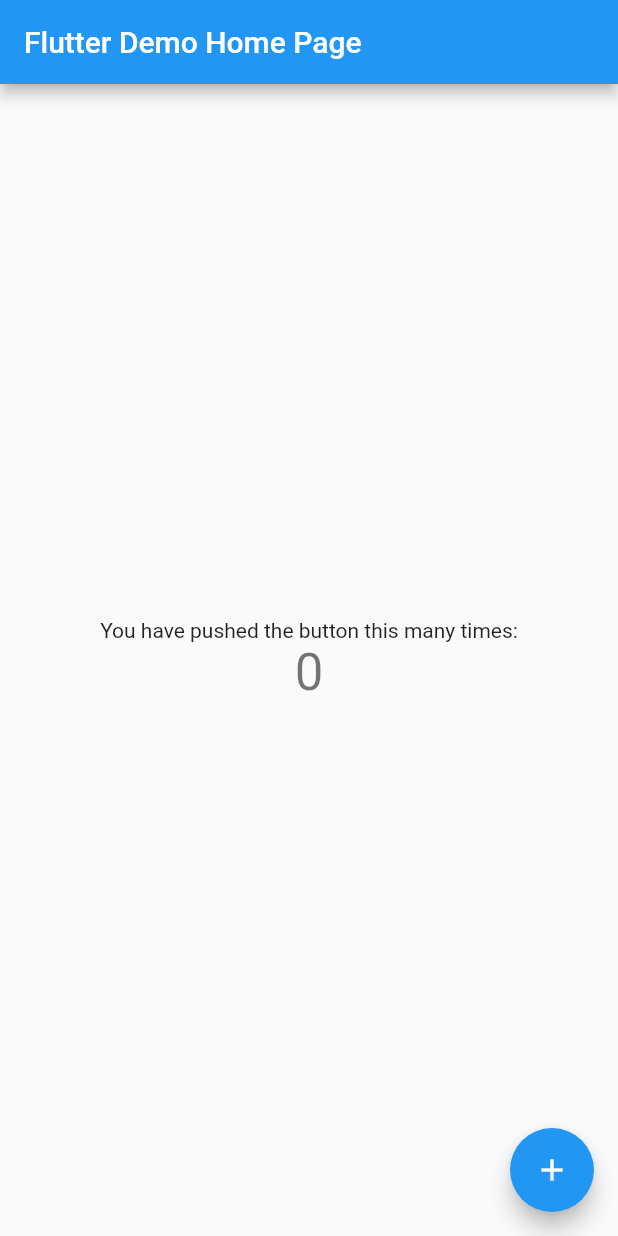
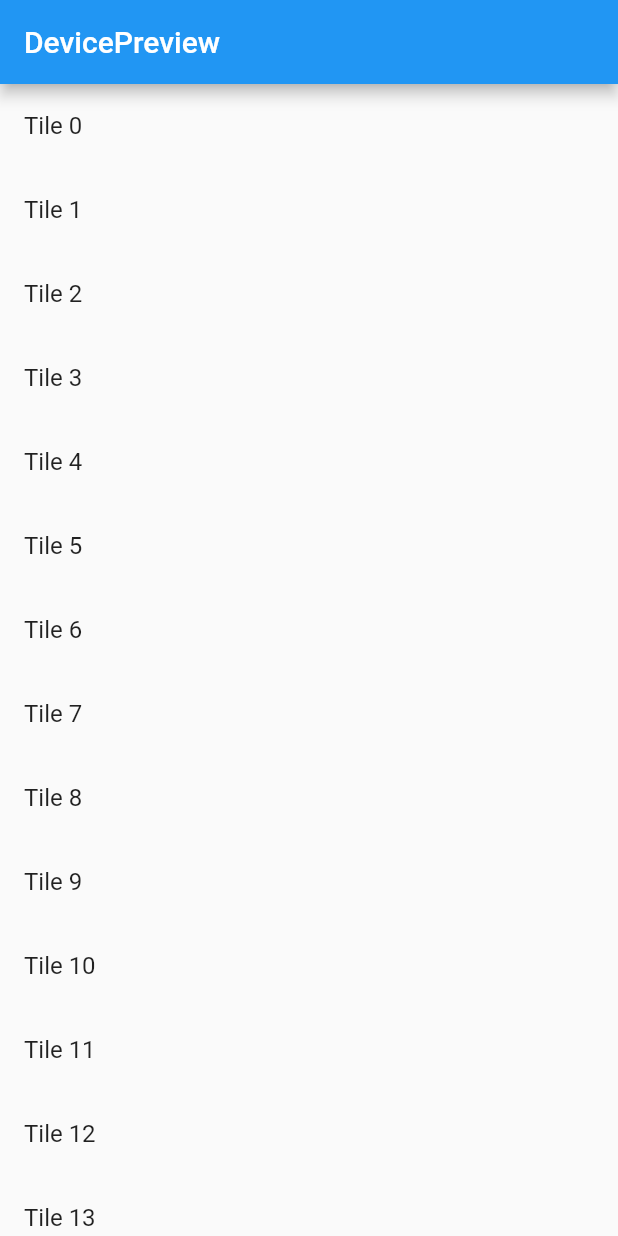
Before and after one commit to Smilefish2/flutter-labs, a Flutter app: the screen it shows after launch, on a phone screen of 412 x 824 dp. Run offline on Flutter 3.47's test engine with Material 2 defaults, Android fonts, the phone set to English and light mode, and no system bars; our stand-ins replace device_preview.

Commit message:
device_preview test

```diff
--- /dev/null
+++ b/lib/app/device_preview.dart
@@ -0,0 +1,68 @@
+import 'package:device_preview/device_preview.dart';
+import 'package:flutter/material.dart';
+
+class DevicePreviewApp extends StatelessWidget {
+  const DevicePreviewApp({
+    Key? key,
+  }) : super(key: key);
+
+  @override
+  Widget build(BuildContext context) {
+    return MaterialApp(
+      useInheritedMediaQuery: true,
+      locale: DevicePreview.locale(context),
+      builder: DevicePreview.appBuilder,
+      theme: ThemeData.light(),
+      darkTheme: ThemeData.dark(),
+      home: const DevicePreviewHome(),
+    );
+  }
+}
+
+class DevicePreviewHome extends StatelessWidget {
+  const DevicePreviewHome({
+    Key? key,
+  }) : super(key: key);
+
+  @override
+  Widget build(BuildContext context) {
+    return Scaffold(
+      appBar: AppBar(
+        title: const Text('DevicePreview'),
+      ),
+      body: ListView(
+        children: [
+          ...Iterable.generate(
+            100,
+                (i) => ListTile(
+              title: Text('Tile $i'),
+              onTap: () {},
+            ),
+          )
+        ],
+      ),
+    );
+  }
+}
+
+class DevicePreviewCustomPlugin extends StatelessWidget {
+  const DevicePreviewCustomPlugin({
+    Key? key,
+  }) : super(key: key);
+
+  @override
+  Widget build(BuildContext context) {
+    return ToolPanelSection(
+      title: 'Custom',
+      children: [
+        ListTile(
+          title: const Text('Print in console'),
+          onTap: () {
+            // ignore: avoid_print
+            print('Hey, this is a custom plugin!');
+          },
+        )
+      ],
+    );
+  }
+}
--- a/lib/main.dart
+++ b/lib/main.dart
@@ -1,115 +1,19 @@
+import 'package:device_preview/device_preview.dart';
 import 'package:flutter/material.dart';
 
+import 'app/device_preview.dart';
+// import 'app/my_app.dart';
+
 void main() {
-  runApp(const MyApp());
+  // runApp(const MyApp());
+  runApp(
+    DevicePreview(
+      enabled: true,
+      tools: const [
+        ...DevicePreview.defaultTools,
+        DevicePreviewCustomPlugin(),
+      ],
+      builder: (context) => const DevicePreviewApp(),
+    ),
+  );
 }
-
-class MyApp extends StatelessWidget {
-  const MyApp({super.key});
-
-  // This widget is the root of your application.
-  @override
-  Widget build(BuildContext context) {
-    return MaterialApp(
-      title: 'Flutter Demo',
-      theme: ThemeData(
-        // This is the theme of your application.
-        //
-        // Try running your application with "flutter run". You'll see the
-        // application has a blue toolbar. Then, without quitting the app, try
-        // changing the primarySwatch below to Colors.green and then invoke
-        // "hot reload" (press "r" in the console where you ran "flutter run",
-        // or simply save your changes to "hot reload" in a Flutter IDE).
-        // Notice that the counter didn't reset back to zero; the application
-        // is not restarted.
-        primarySwatch: Colors.blue,
-      ),
-      home: const MyHomePage(title: 'Flutter Demo Home Page'),
-    );
-  }
-}
-
-class MyHomePage extends StatefulWidget {
-  const MyHomePage({super.key, required this.title});
-
-  // This widget is the home page of your application. It is stateful, meaning
-  // that it has a State object (defined below) that contains fields that affect
-  // how it looks.
-
-  // This class is the configuration for the state. It holds the values (in this
-  // case the title) provided by the parent (in this case the App widget) and
-  // used by the build method of the State. Fields in a Widget subclass are
-  // always marked "final".
-
-  final String title;
-
-  @override
-  State<MyHomePage> createState() => _MyHomePageState();
-}
-
-class _MyHomePageState extends State<MyHomePage> {
-  int _counter = 0;
-
-  void _incrementCounter() {
-    setState(() {
-      // This call to setState tells the Flutter framework that something has
-      // changed in this State, which causes it to rerun the build method below
-      // so that the display can reflect the updated values. If we changed
-      // _counter without calling setState(), then the build method would not be
-      // called again, and so nothing would appear to happen.
-      _counter++;
-    });
-  }
-
-  @override
-  Widget build(BuildContext context) {
-    // This method is rerun every time setState is called, for instance as done
-    // by the _incrementCounter method above.
-    //
-    // The Flutter framework has been optimized to make rerunning build methods
-    // fast, so that you can just rebuild anything that needs updating rather
-    // than having to individually change instances of widgets.
-    return Scaffold(
-      appBar: AppBar(
-        // Here we take the value from the MyHomePage object that was created by
-        // the App.build method, and use it to set our appbar title.
-        title: Text(widget.title),
-      ),
-      body: Center(
-        // Center is a layout widget. It takes a single child and positions it
-        // in the middle of the parent.
-        child: Column(
-          // Column is also a layout widget. It takes a list of children and
-          // arranges them vertically. By default, it sizes itself to fit its
-          // children horizontally, and tries to be as tall as its parent.
-          //
-          // Invoke "debug painting" (press "p" in the console, choose the
-          // "Toggle Debug Paint" action from the Flutter Inspector in Android
-          // Studio, or the "Toggle Debug Paint" command in Visual Studio Code)
-          // to see the wireframe for each widget.
-          //
-          // Column has various properties to control how it sizes itself and
-          // how it positions its children. Here we use mainAxisAlignment to
-          // center the children vertically; the main axis here is the vertical
-          // axis because Columns are vertical (the cross axis would be
-          // horizontal).
-          mainAxisAlignment: MainAxisAlignment.center,
-          children: <Widget>[
-            const Text(
-              'You have pushed the button this many times:',
-            ),
-            Text(
-              '$_counter',
-              style: Theme.of(context).textTheme.headline4,
-            ),
-          ],
-        ),
-      ),
-      floatingActionButton: FloatingActionButton(
-        onPressed: _incrementCounter,
-        tooltip: 'Increment',
-        child: const Icon(Icons.add),
-      ), // This trailing comma makes auto-formatting nicer for build methods.
-    );
-  }
-}
--- a/pubspec.yaml
+++ b/pubspec.yaml
@@ -36,6 +36,11 @@ dependencies:
   # The following adds the Cupertino Icons font to your application.
   # Use with the CupertinoIcons class for iOS style icons.
   cupertino_icons: ^1.0.2
+
+  # =========================== 开发调试 ==================================
+
+  # 多尺寸设备预览
+  device_preview: ^1.1.0
 
 dev_dependencies:
   flutter_test:
```
Also changed, not shown: lib/app/my_app.dart (added, +111 -0 lines), pubspec.lock, 8 other files.
